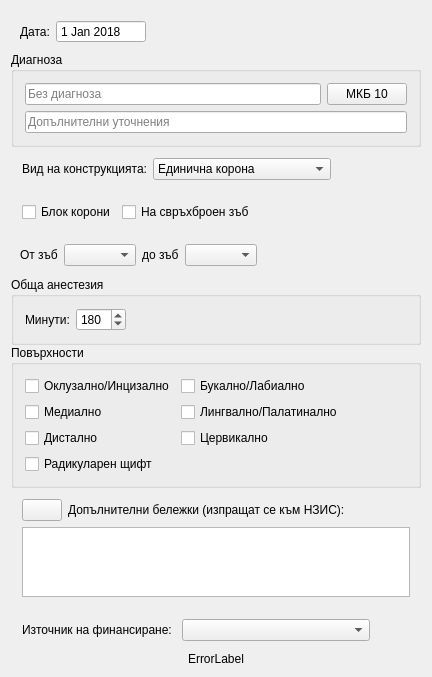
Old version of the form src/View/SubWidgets/ProcedureInput.ui in the repository thefinalcutbg/DinoDent.
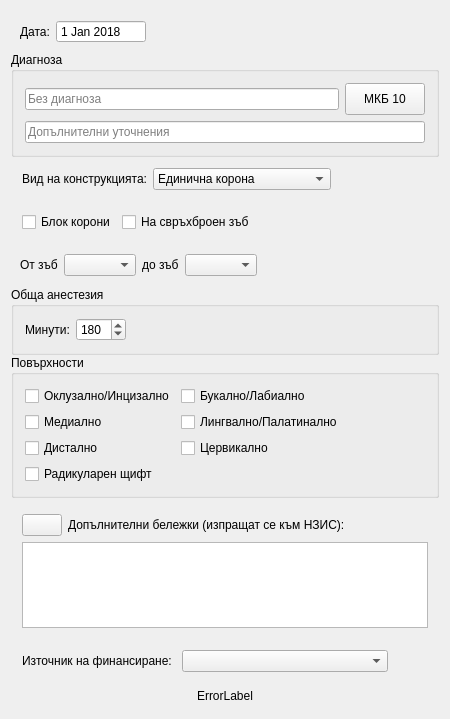
New version of the form. Custom widgets are drawn as their Qt base class.

Patch:
```diff
--- a/src/View/SubWidgets/ProcedureInput.ui
+++ b/src/View/SubWidgets/ProcedureInput.ui
@@ -6,8 +6,8 @@
    <rect>
     <x>0</x>
     <y>0</y>
-    <width>432</width>
-    <height>663</height>
+    <width>450</width>
+    <height>719</height>
    </rect>
   </property>
   <property name="sizePolicy">
@@ -125,6 +125,12 @@
         </item>
         <item>
          <widget class="QPushButton" name="icdButton">
+          <property name="minimumSize">
+           <size>
+            <width>0</width>
+            <height>32</height>
+           </size>
+          </property>
           <property name="text">
            <string>МКБ 10</string>
           </property>
```
Left out of the diff: 2 changed lines with no effect on the pictures.
